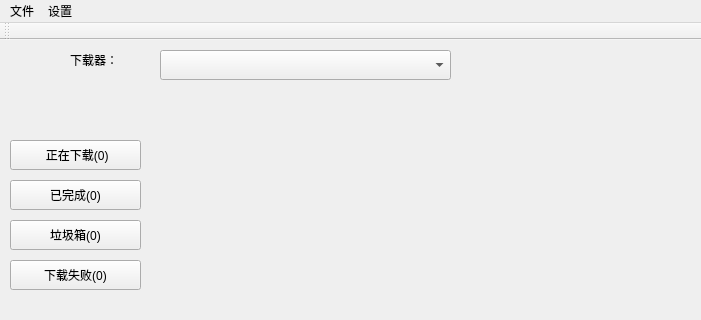
The window that mainwindow.ui (uestcer/thunderXware) describes before a commit, drawn with Qt 5; both pictures show x 0 to 701 and y 0 to 320 of the 1005 by 600 pixel window.
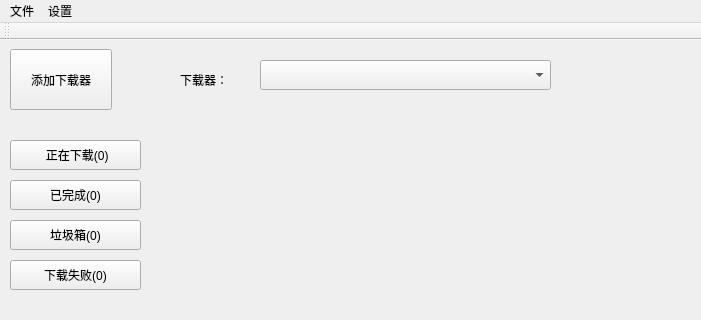
The same window after the commit.

Commit message: 添加 增加下载器功能

Patch:
```diff
--- a/mainwindow.ui
+++ b/mainwindow.ui
@@ -94,8 +94,8 @@
    <widget class="QComboBox" name="selectDownloader">
     <property name="geometry">
      <rect>
-      <x>160</x>
-      <y>10</y>
+      <x>260</x>
+      <y>20</y>
       <width>291</width>
       <height>30</height>
      </rect>
@@ -104,8 +104,8 @@
    <widget class="QLabel" name="label">
     <property name="geometry">
      <rect>
-      <x>70</x>
-      <y>10</y>
+      <x>180</x>
+      <y>30</y>
       <width>67</width>
       <height>20</height>
      </rect>
@@ -114,6 +114,32 @@
      <string>下载器：</string>
     </property>
    </widget>
+   <widget class="QLabel" name="downloaderStatus">
+    <property name="geometry">
+     <rect>
+      <x>560</x>
+      <y>20</y>
+      <width>67</width>
+      <height>20</height>
+     </rect>
+    </property>
+    <property name="text">
+     <string/>
+    </property>
+   </widget>
+   <widget class="QPushButton" name="pushButton">
+    <property name="geometry">
+     <rect>
+      <x>10</x>
+      <y>9</y>
+      <width>102</width>
+      <height>61</height>
+     </rect>
+    </property>
+    <property name="text">
+     <string>添加下载器</string>
+    </property>
+   </widget>
   </widget>
   <widget class="QMenuBar" name="menuBar">
    <property name="geometry">
```
The commit also changes 9 other files.
